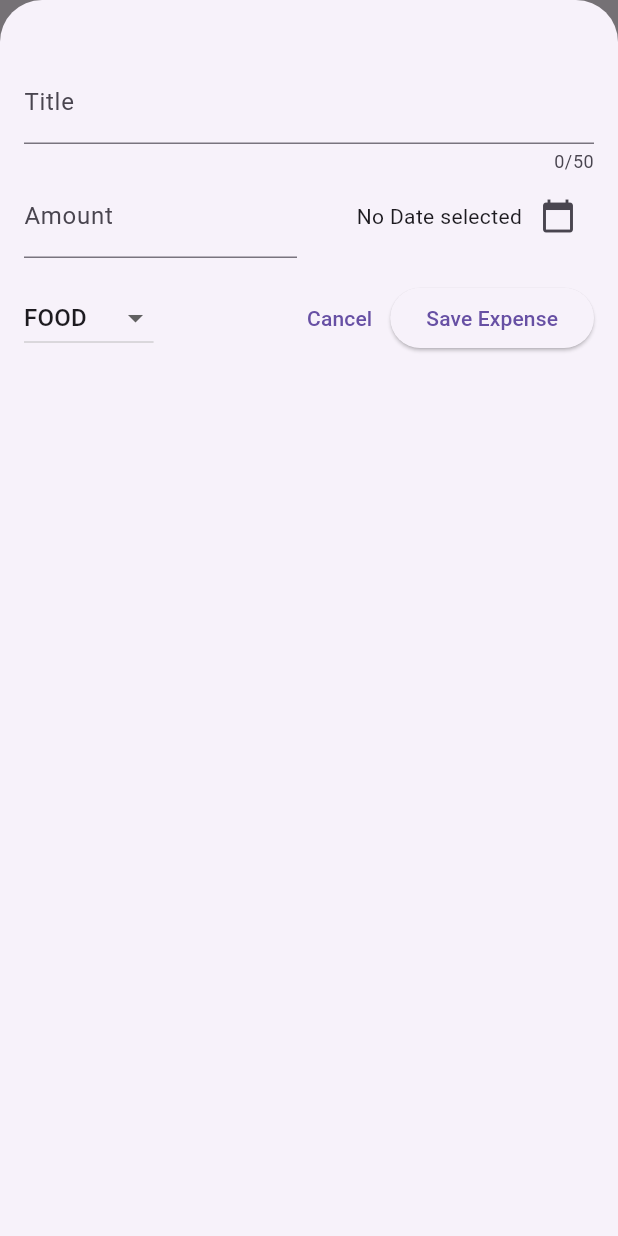
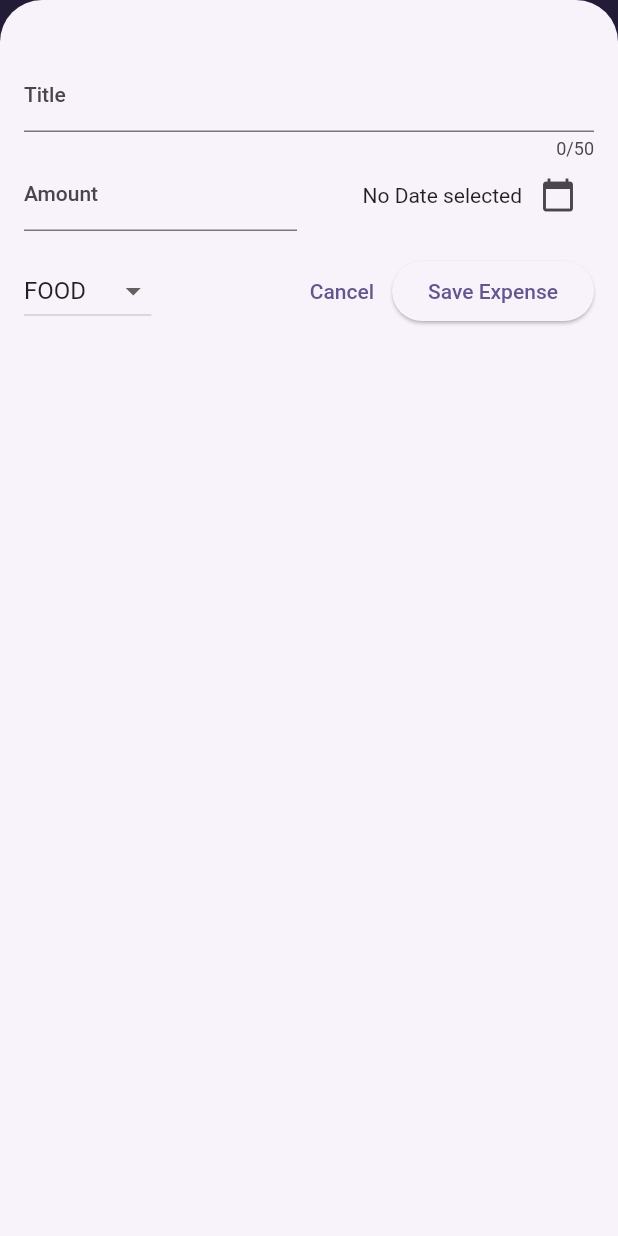
Before and after one commit to MarkMahrous/ExpensesTracker, a Flutter app: the screen it shows after launch, after a tap on the "add" icon, on a phone screen of 412 x 824 dp. Run offline on Flutter 3.47's test engine with Material 2 defaults, Android fonts, the phone set to English and light mode, and no system bars.

Commit message:
starting with Theming

```diff
--- a/lib/main.dart
+++ b/lib/main.dart
@@ -2,10 +2,21 @@ import 'package:flutter/material.dart';
 
 import 'package:expense_tracker/widgets/expenses.dart';
 
+var kColorScheme = ColorScheme.fromSeed(
+  seedColor: const Color.fromARGB(255, 95, 80, 133),
+);
+
 void main() {
   runApp(
     MaterialApp(
-      theme: ThemeData(useMaterial3: true),
+      theme: ThemeData().copyWith(
+        useMaterial3: true,
+        colorScheme: kColorScheme,
+        appBarTheme: const AppBarTheme().copyWith(
+          backgroundColor: kColorScheme.onPrimaryContainer,
+          foregroundColor: kColorScheme.primaryContainer,
+        ),
+      ),
       home: const Expenses(),
     ),
   );
```
